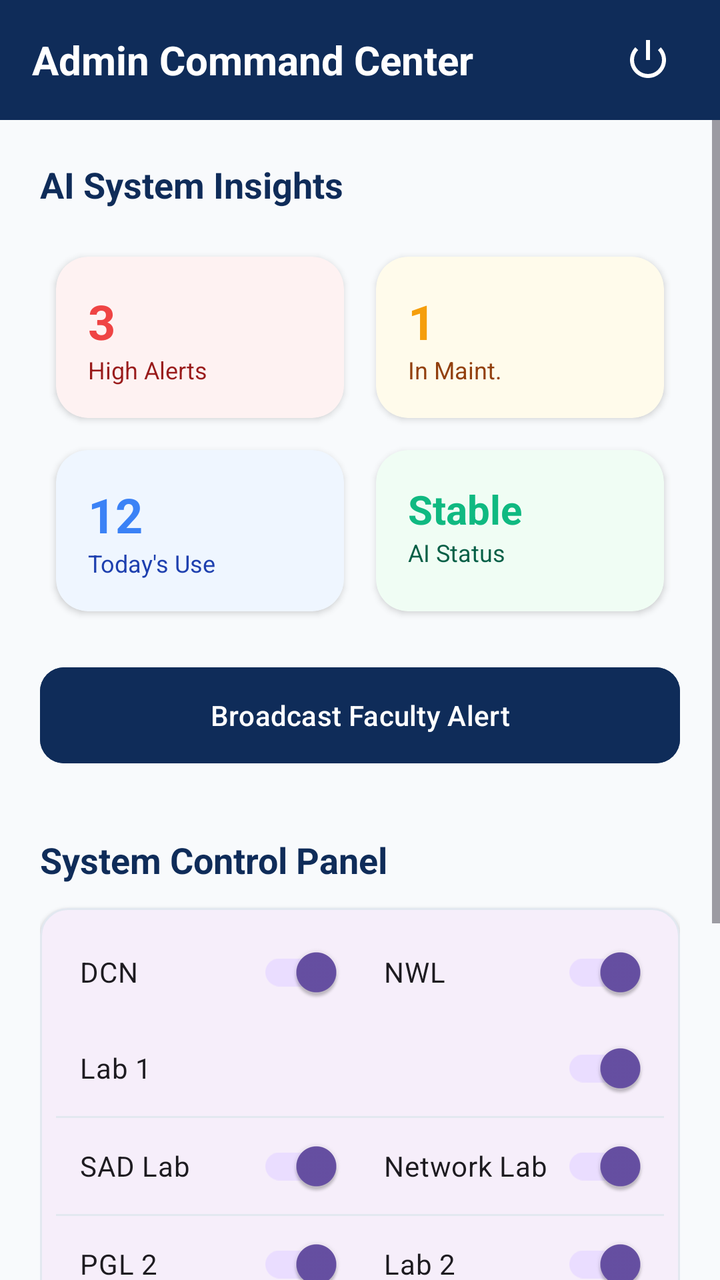
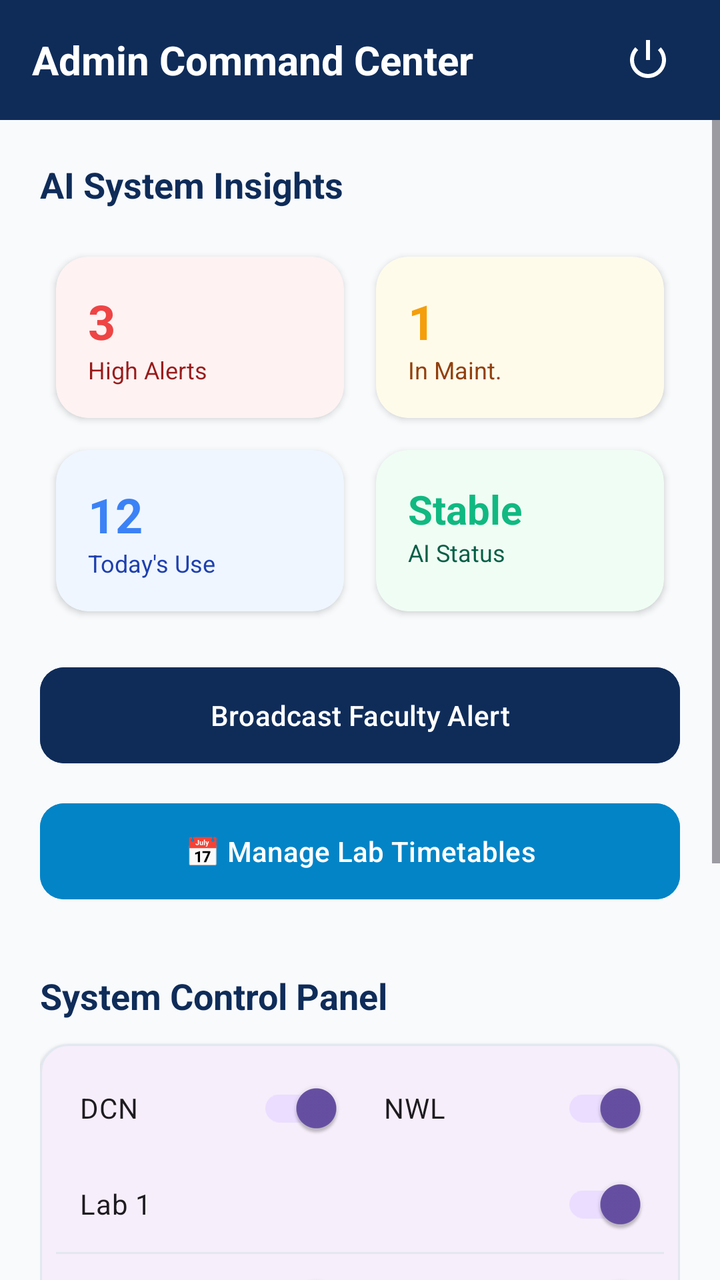

Two renders of the same Android screen: before a commit and after it. Below are the layout's source before the change and the commit's diff.
<!-- AndroidManifest.xml: application theme Theme.Fyp1 -->
<!-- res/layout/activity_admin.xml -->
<?xml version="1.0" encoding="utf-8"?>
<LinearLayout xmlns:android="http://schemas.android.com/apk/res/android"
    xmlns:app="http://schemas.android.com/apk/res-auto"
    xmlns:tools="http://schemas.android.com/tools"
    android:layout_width="match_parent"
    android:layout_height="match_parent"
    android:background="@color/bg_page_light"
    android:fitsSystemWindows="true"
    android:orientation="vertical"
    tools:context=".AdminActivity">

    
    <LinearLayout
        android:layout_width="match_parent"
        android:layout_height="60dp"
        android:background="@color/campus_navy"
        android:gravity="center_vertical"
        android:orientation="horizontal"
        android:paddingStart="16dp"
        android:paddingEnd="16dp">

        <TextView
            android:layout_width="0dp"
            android:layout_height="wrap_content"
            android:layout_weight="1"
            android:text="@string/title_admin_dashboard"
            android:textColor="@color/text_light"
            android:textSize="20sp"
            android:textStyle="bold" />

        <ImageButton
            android:id="@+id/btnLogoutAdmin"
            android:layout_width="40dp"
            android:layout_height="40dp"
            android:background="?attr/selectableItemBackgroundBorderless"
            android:contentDescription="@string/menu_logout"
            android:src="@android:drawable/ic_lock_power_off"
            app:tint="@color/text_light" />
    </LinearLayout>

    <ScrollView
        android:layout_width="match_parent"
        android:layout_height="match_parent">

        <LinearLayout
            android:layout_width="match_parent"
            android:layout_height="wrap_content"
            android:orientation="vertical"
            android:padding="20dp">

            
            <TextView
                android:layout_width="wrap_content"
                android:layout_height="wrap_content"
                android:text="@string/header_ai_insights"
                android:textColor="@color/campus_navy"
                android:textSize="18sp"
                android:textStyle="bold" />

            
            <GridLayout
                android:layout_width="match_parent"
                android:layout_height="wrap_content"
                android:layout_marginTop="16dp"
                android:alignmentMode="alignMargins"
                android:columnCount="2"
                android:columnOrderPreserved="false"
                android:rowCount="2">

                
                <com.google.android.material.card.MaterialCardView
                    android:layout_width="0dp"
                    android:layout_height="wrap_content"
                    android:layout_rowWeight="1"
                    android:layout_columnWeight="1"
                    android:layout_margin="8dp"
                    app:cardCornerRadius="16dp"
                    app:cardElevation="2dp"
                    app:strokeWidth="0dp"
                    app:cardBackgroundColor="#FEF2F2">
                    <LinearLayout
                        android:layout_width="match_parent"
                        android:layout_height="wrap_content"
                        android:orientation="vertical"
                        android:padding="16dp">
                        <TextView
                            android:id="@+id/tvActiveAlertsCount"
                            android:layout_width="wrap_content"
                            android:layout_height="wrap_content"
                            android:text="3"
                            android:textColor="#EF4444"
                            android:textSize="24sp"
                            android:textStyle="bold" />
                        <TextView
                            android:layout_width="wrap_content"
                            android:layout_height="wrap_content"
                            android:text="@string/label_high_alerts"
                            android:textColor="#991B1B"
                            android:textSize="12sp" />
                    </LinearLayout>
                </com.google.android.material.card.MaterialCardView>

                
                <com.google.android.material.card.MaterialCardView
                    android:layout_width="0dp"
                    android:layout_height="wrap_content"
                    android:layout_rowWeight="1"
                    android:layout_columnWeight="1"
                    android:layout_margin="8dp"
                    app:cardCornerRadius="16dp"
                    app:cardElevation="2dp"
                    app:strokeWidth="0dp"
                    app:cardBackgroundColor="#FFFBEB">
                    <LinearLayout
                        android:layout_width="match_parent"
                        android:layout_height="wrap_content"
                        android:orientation="vertical"
                        android:padding="16dp">
                        <TextView
                            android:id="@+id/tvMaintenanceCount"
                            android:layout_width="wrap_content"
                            android:layout_height="wrap_content"
                            android:text="1"
                            android:textColor="#F59E0B"
                            android:textSize="24sp"
                            android:textStyle="bold" />
                        <TextView
                            android:layout_width="wrap_content"
                            android:layout_height="wrap_content"
                            android:text="@string/label_in_maint"
                            android:textColor="#92400E"
                            android:textSize="12sp" />
                    </LinearLayout>
                </com.google.android.material.card.MaterialCardView>

                
                <com.google.android.material.card.MaterialCardView
                    android:layout_width="0dp"
                    android:layout_height="wrap_content"
                    android:layout_rowWeight="1"
                    android:layout_columnWeight="1"
                    android:layout_margin="8dp"
                    app:cardCornerRadius="16dp"
                    app:cardElevation="2dp"
                    app:strokeWidth="0dp"
                    app:cardBackgroundColor="#EFF6FF">
                    <LinearLayout
                        android:layout_width="match_parent"
                        android:layout_height="wrap_content"
                        android:orientation="vertical"
                        android:padding="16dp">
                        <TextView
                            android:id="@+id/tvUsageCount"
                            android:layout_width="wrap_content"
                            android:layout_height="wrap_content"
                            android:text="12"
                            android:textColor="#3B82F6"
                            android:textSize="24sp"
                            android:textStyle="bold" />
                        <TextView
                            android:layout_width="wrap_content"
                            android:layout_height="wrap_content"
                            android:text="@string/label_todays_use"
                            android:textColor="#1E40AF"
                            android:textSize="12sp" />
                    </LinearLayout>
                </com.google.android.material.card.MaterialCardView>

                
                <com.google.android.material.card.MaterialCardView
                    android:layout_width="0dp"
                    android:layout_height="wrap_content"
                    android:layout_rowWeight="1"
                    android:layout_columnWeight="1"
                    android:layout_margin="8dp"
                    app:cardCornerRadius="16dp"
                    app:cardElevation="2dp"
                    app:strokeWidth="0dp"
                    app:cardBackgroundColor="#F0FDF4">
                    <LinearLayout
                        android:layout_width="match_parent"
                        android:layout_height="wrap_content"
                        android:orientation="vertical"
                        android:padding="16dp">
                        <TextView
                            android:layout_width="wrap_content"
                            android:layout_height="wrap_content"
                            android:text="@string/status_stable"
                            android:textColor="#10B981"
                            android:textSize="20sp"
                            android:textStyle="bold" />
                        <TextView
                            android:layout_width="wrap_content"
                            android:layout_height="wrap_content"
                            android:text="@string/label_ai_status"
                            android:textColor="#065F46"
                            android:textSize="12sp" />
                    </LinearLayout>
                </com.google.android.material.card.MaterialCardView>
            </GridLayout>

            
            <Button
                android:id="@+id/btnBroadcast"
                android:layout_width="match_parent"
                android:layout_height="56dp"
                android:layout_marginTop="16dp"
                android:backgroundTint="@color/campus_navy"
                android:text="@string/btn_broadcast_alert"
                android:textAllCaps="false"
                app:cornerRadius="12dp" />

            
            <TextView
                android:layout_width="wrap_content"
                android:layout_height="wrap_content"
                android:layout_marginTop="32dp"
                android:text="@string/panel_system_control"
                android:textColor="@color/campus_navy"
                android:textSize="18sp"
                android:textStyle="bold" />

            <com.google.android.material.card.MaterialCardView
                android:layout_width="match_parent"
                android:layout_height="wrap_content"
                android:layout_marginTop="12dp"
                app:cardCornerRadius="14dp"
                app:cardElevation="1dp"
                app:strokeWidth="1dp"
                app:strokeColor="@color/border_slate">
                <LinearLayout
                    android:layout_width="match_parent"
                    android:layout_height="wrap_content"
                    android:orientation="vertical"
                    android:padding="8dp">

                    
                    <LinearLayout android:layout_width="match_parent" android:layout_height="wrap_content" android:orientation="horizontal" android:weightSum="2">
                        <com.google.android.material.switchmaterial.SwitchMaterial
                            android:id="@+id/switchDCN"
                            android:layout_width="0dp"
                            android:layout_height="wrap_content"
                            android:layout_weight="1"
                            android:checked="true"
                            android:padding="12dp"
                            android:text="@string/lab_dcn" />
                        <com.google.android.material.switchmaterial.SwitchMaterial
                            android:id="@+id/switchNWL"
                            android:layout_width="0dp"
                            android:layout_height="wrap_content"
                            android:layout_weight="1"
                            android:checked="true"
                            android:padding="12dp"
                            android:text="@string/lab_nwl" />
                    </LinearLayout>
                    <com.google.android.material.switchmaterial.SwitchMaterial
                        android:id="@+id/switchLab1"
                        android:layout_width="match_parent"
                        android:layout_height="wrap_content"
                        android:checked="true"
                        android:padding="12dp"
                        android:text="@string/lab_lab1" />

                    <View android:layout_width="match_parent" android:layout_height="1dp" android:background="@color/border_slate" />

                    
                    <LinearLayout android:layout_width="match_parent" android:layout_height="wrap_content" android:orientation="horizontal" android:weightSum="2">
                        <com.google.android.material.switchmaterial.SwitchMaterial
                            android:id="@+id/switchSAD"
                            android:layout_width="0dp"
                            android:layout_height="wrap_content"
                            android:layout_weight="1"
                            android:checked="true"
                            android:padding="12dp"
                            android:text="@string/lab_sad" />
                        <com.google.android.material.switchmaterial.SwitchMaterial
                            android:id="@+id/switchNetwork"
                            android:layout_width="0dp"
                            android:layout_height="wrap_content"
                            android:layout_weight="1"
                            android:checked="true"
                            android:padding="12dp"
                            android:text="@string/lab_network" />
                    </LinearLayout>

                    <View android:layout_width="match_parent" android:layout_height="1dp" android:background="@color/border_slate" />

                    
                    <LinearLayout android:layout_width="match_parent" android:layout_height="wrap_content" android:orientation="horizontal" android:weightSum="2">
                        <com.google.android.material.switchmaterial.SwitchMaterial
                            android:id="@+id/switchPGL2"
                            android:layout_width="0dp"
                            android:layout_height="wrap_content"
                            android:layout_weight="1"
                            android:checked="true"
                            android:padding="12dp"
                            android:text="@string/lab_pgl2" />
                        <com.google.android.material.switchmaterial.SwitchMaterial
                            android:id="@+id/switchLab2"
                            android:layout_width="0dp"
                            android:layout_height="wrap_content"
                            android:layout_weight="1"
                            android:checked="true"
                            android:padding="12dp"
                            android:text="@string/lab_lab2" />
                    </LinearLayout>
                    <com.google.android.material.switchmaterial.SwitchMaterial
                        android:id="@+id/switchPGL1"
                        android:layout_width="match_parent"
                        android:layout_height="wrap_content"
                        android:checked="true"
                        android:padding="12dp"
                        android:text="@string/lab_pgl1" />

                    <View android:layout_width="match_parent" android:layout_height="1dp" android:background="@color/border_slate" />

                    
                    <LinearLayout android:layout_width="match_parent" android:layout_height="wrap_content" android:orientation="horizontal" android:weightSum="2">
                        <com.google.android.material.switchmaterial.SwitchMaterial
                            android:id="@+id/switchHYP"
                            android:layout_width="0dp"
                            android:layout_height="wrap_content"
                            android:layout_weight="1"
                            android:checked="true"
                            android:padding="12dp"
                            android:text="@string/lab_hyp" />
                        <com.google.android.material.switchmaterial.SwitchMaterial
                            android:id="@+id/switchLab3"
                            android:layout_width="0dp"
                            android:layout_height="wrap_content"
                            android:layout_weight="1"
                            android:checked="true"
                            android:padding="12dp"
                            android:text="@string/lab_lab3" />
                    </LinearLayout>
                    <com.google.android.material.switchmaterial.SwitchMaterial
                        android:id="@+id/switchMML"
                        android:layout_width="match_parent"
                        android:layout_height="wrap_content"
                        android:checked="true"
                        android:padding="12dp"
                        android:text="@string/lab_mml" />
                </LinearLayout>
            </com.google.android.material.card.MaterialCardView>

            
            <TextView
                android:layout_width="wrap_content"
                android:layout_height="wrap_content"
                android:layout_marginTop="32dp"
                android:text="@string/header_reported_issues"
                android:textColor="@color/campus_navy"
                android:textSize="18sp"
                android:textStyle="bold" />

            <LinearLayout
                android:id="@+id/layoutAdminIssues"
                android:layout_width="match_parent"
                android:layout_height="wrap_content"
                android:layout_marginTop="12dp"
                android:orientation="vertical">
                
            </LinearLayout>

        </LinearLayout>
    </ScrollView>

</LinearLayout>
<!-- resources referenced by this layout -->
<resources>
  <color name="bg_page_light">#F8FAFC</color>
  <color name="border_slate">#E2E8F0</color>
  <color name="campus_navy">#0F2C59</color>
  <color name="text_light">#FFFFFF</color>
  <string name="btn_broadcast_alert">Broadcast Faculty Alert</string>
  <string name="header_ai_insights">AI System Insights</string>
  <string name="header_reported_issues">AI Prioritized Issue Feed</string>
  <string name="lab_dcn">DCN</string>
  <string name="lab_hyp">HYP</string>
  <string name="lab_lab1">Lab 1</string>
  <string name="lab_lab2">Lab 2</string>
  <string name="lab_lab3">Lab 3</string>
  <string name="lab_mml">MML</string>
  <string name="lab_network">Network Lab</string>
  <string name="lab_nwl">NWL</string>
  <string name="lab_pgl1">PGL 1</string>
  <string name="lab_pgl2">PGL 2</string>
  <string name="lab_sad">SAD Lab</string>
  <string name="label_ai_status">AI Status</string>
  <string name="label_high_alerts">High Alerts</string>
  <string name="label_in_maint">In Maint.</string>
  <string name="label_todays_use">Today\'s Use</string>
  <string name="menu_logout">🚪   Log Out</string>
  <string name="panel_system_control">System Control Panel</string>
  <string name="status_stable">Stable</string>
  <string name="title_admin_dashboard">Admin Command Center</string>
  <style name="Theme.Fyp1" parent="Base.Theme.Fyp1" />
  <style name="Base.Theme.Fyp1" parent="Theme.Material3.Light.NoActionBar">
          
          
      </style>
</resources>

<!-- the commit's change to res/layout/activity_admin.xml (unified diff, before → after) -->
@@ -210,6 +210,16 @@
                 android:textAllCaps="false"
                 app:cornerRadius="12dp" />
 
+            <Button
+                android:id="@+id/btnManageTimetables"
+                android:layout_width="match_parent"
+                android:layout_height="56dp"
+                android:layout_marginTop="12dp"
+                android:backgroundTint="#0284C7"
+                android:text="@string/btn_manage_timetables"
+                android:textAllCaps="false"
+                app:cornerRadius="12dp" />
+
             
             <TextView
                 android:layout_width="wrap_content"
<!-- resource entries referenced after the edit -->
@@ -5,6 +5,7 @@
   <color name="campus_navy">#0F2C59</color>
   <color name="text_light">#FFFFFF</color>
   <string name="btn_broadcast_alert">Broadcast Faculty Alert</string>
+  <string name="btn_manage_timetables">📅 Manage Lab Timetables</string>
   <string name="header_ai_insights">AI System Insights</string>
   <string name="header_reported_issues">AI Prioritized Issue Feed</string>
   <string name="lab_dcn">DCN</string>
